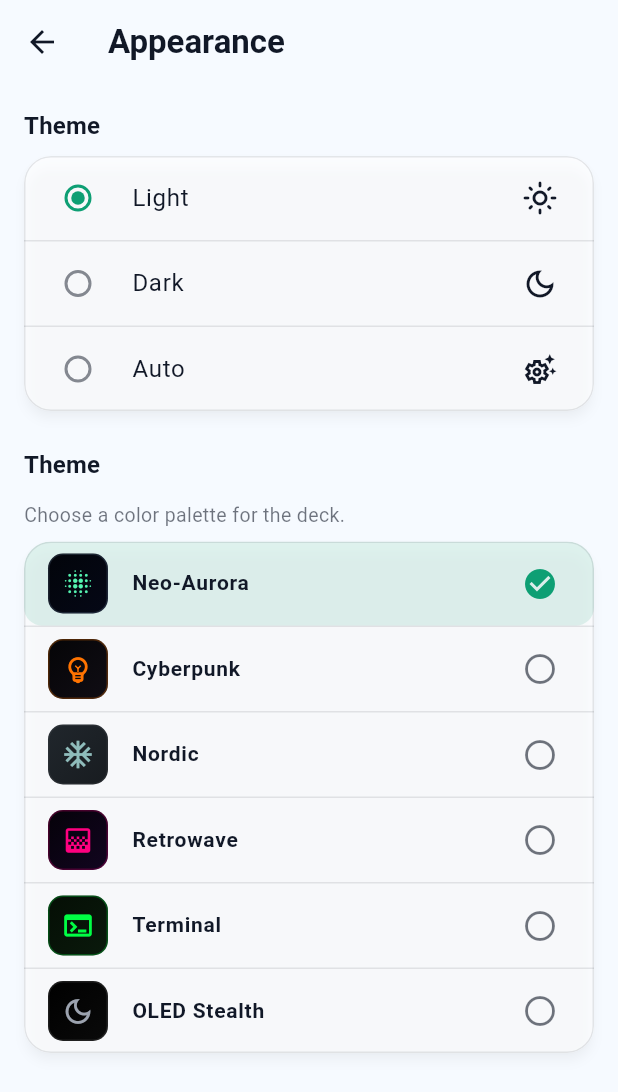
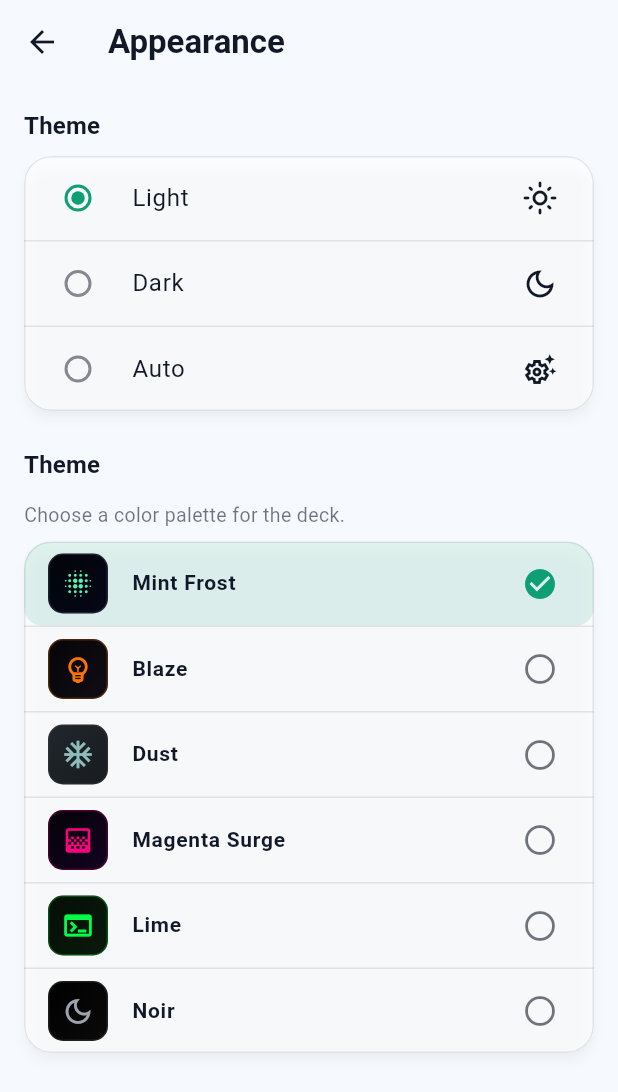
Before and after one commit to patel0320/module_app_flutter, a Flutter app: the AppearanceSettingsScreen screen opened by its route, on a phone screen of 412 x 824 dp. Shown: the top 1092 px of the screen. Run offline on Flutter 3.47's test engine with Material 3 defaults, Android fonts, the phone set to English and light mode, and no system bars; our stand-ins replace flutter_riverpod, shared_preferences; missing offline and left inert: mqtt_client, workmanager; accounts and stored records are empty; generated files the repository leaves out were written again.

Commit message:
theme palettes modification renaming

```diff
--- a/lib/core/theme/app_colors.dart
+++ b/lib/core/theme/app_colors.dart
@@ -16,7 +16,7 @@ class AppColors {
   static const Color controlOff = Color(0xFF333333);
   static const Color controlDim = Color(0xFF00701A);
 
-  // ---- Neo-Aurora "Command Deck" palette (Home screen) ----------------
+  // ---- Mint Frost "Command Deck" palette (Home screen) ----------------
   // Raw hex values copied from the reference stylesheet (styles.css).
 
   // Background gradient: linear-gradient(145deg, #02040a 0%, #07111f 52%, #050816 100%)
--- a/lib/theme/app_theme.dart
+++ b/lib/theme/app_theme.dart
@@ -2,7 +2,7 @@
 //
 // Centralized ThemeData for the whole app (Material 3), driven by the
 // SmartHome multi-theme palette system in theme_palettes.dart. The active
-// palette (aurora/cyberpunk/nordic/retrowave/terminal/stealth) picks the
+// palette (mintFrost/blaze/dust/magentaSurge/lime/noir) picks the
 // primary/secondary/tertiary/background/text tokens, so every screen
 // following Theme.of(context) re-skins when the theme switcher changes.
 //
--- a/lib/theme/theme_palettes.dart
+++ b/lib/theme/theme_palettes.dart
@@ -2,7 +2,7 @@
 //
 // Multi-theme palette system ported from the reference dashboard
 // (E:\work\smart-home-dashboard\public\styles.css).  The token vocabulary is
-// identical to the flagship "Neo-Aurora Command Deck" (`:root` / `body.theme-aurora`):
+// identical to the flagship "Mint Frost Command Deck" (`:root` / `body.theme-aurora`):
 //
 //   --bg-color, --panel-bg, --panel-border, --text-main, --text-muted,
 //   --primary, --primary-glow, --accent-blue, --accent-violet
@@ -17,18 +17,18 @@ import 'package:flutter/material.dart';
 /// Themes available in the Home-screen theme switcher, matching the
 /// dashboard's theme selector.
 enum HomeThemeId {
-  aurora,
-  cyberpunk,
-  nordic,
-  retrowave,
-  terminal,
-  stealth,
+  mintFrost,
+  blaze,
+  dust,
+  magentaSurge,
+  lime,
+  noir,
 }
 
 /// Currently selected Home theme. Kept as a plain [ValueNotifier] so the
 /// theme switcher can flip palettes from anywhere without a new package.
 final ValueNotifier<HomeThemeId> homeThemeIdNotifier =
-    ValueNotifier<HomeThemeId>(HomeThemeId.aurora);
+    ValueNotifier<HomeThemeId>(HomeThemeId.mintFrost);
 
 @immutable
 class HomePalette {
@@ -75,7 +75,7 @@ class HomePalette {
   final IconData icon;
 
   /// Whether the theme uses frosted glass + soft shadows (`--blur`) or flat
-  /// panels (OLED stealth / terminal / nordic).
+  /// panels (noir / lime / dust).
   final bool glass;
   final double radiusLg;
   final double radiusMd;
@@ -118,22 +118,22 @@ class HomePalette {
 abstract final class HomeThemePalettes {
   static const List<HomePalette> all = _all;
   static const List<HomePalette> _all = [
-    _aurora,
-    _cyberpunk,
-    _nordic,
-    _retrowave,
-    _terminal,
-    _stealth,
+    _mintFrost,
+    _blaze,
+    _dust,
+    _magentaSurge,
+    _lime,
+    _noir,
   ];
 
   static HomePalette byId(HomeThemeId id) => all.firstWhere((p) => p.id == id);
 
   // ---------------------------------------------------------------------------
-  // 1. NEO-AURORA COMMAND DECK (flagship) — styles.css :root / theme-aurora
+  // 1. MINT FROST (flagship) — styles.css :root / theme-aurora
   // ---------------------------------------------------------------------------
-  static const HomePalette _aurora = HomePalette(
-    id: HomeThemeId.aurora,
-    name: 'Neo-Aurora',
+  static const HomePalette _mintFrost = HomePalette(
+    id: HomeThemeId.mintFrost,
+    name: 'Mint Frost',
     icon: Icons.blur_on,
     glass: true,
     radiusLg: 28,
@@ -194,11 +194,11 @@ abstract final class HomeThemePalettes {
   );
 
   // ---------------------------------------------------------------------------
-  // 2. CYBERPUNK TACTICAL HUD — styles.css theme-cyberpunk
+  // 2. BLAZE — styles.css theme-cyberpunk
   // ---------------------------------------------------------------------------
-  static const HomePalette _cyberpunk = HomePalette(
-    id: HomeThemeId.cyberpunk,
-    name: 'Cyberpunk',
+  static const HomePalette _blaze = HomePalette(
+    id: HomeThemeId.blaze,
+    name: 'Blaze',
     icon: Icons.emoji_objects_outlined,
     glass: false,
     radiusLg: 0,
@@ -252,11 +252,11 @@ abstract final class HomeThemePalettes {
   );
 
   // ---------------------------------------------------------------------------
-  // 3. COZY NORDIC DARK — styles.css theme-nordic
+  // 3. DUST — styles.css theme-nordic
   // ---------------------------------------------------------------------------
-  static const HomePalette _nordic = HomePalette(
-    id: HomeThemeId.nordic,
-    name: 'Nordic',
+  static const HomePalette _dust = HomePalette(
+    id: HomeThemeId.dust,
+    name: 'Dust',
     icon: Icons.ac_unit,
     glass: false,
     radiusLg: 20,
@@ -309,11 +309,11 @@ abstract final class HomeThemePalettes {
   );
 
   // ---------------------------------------------------------------------------
-  // 4. RETROWAVE LASER SYNTH — styles.css theme-retrowave
+  // 4. MAGENTA SURGE — styles.css theme-retrowave
   // ---------------------------------------------------------------------------
-  static const HomePalette _retrowave = HomePalette(
-    id: HomeThemeId.retrowave,
-    name: 'Retrowave',
+  static const HomePalette _magentaSurge = HomePalette(
+    id: HomeThemeId.magentaSurge,
+    name: 'Magenta Surge',
     icon: Icons.gradient,
     glass: true,
     radiusLg: 16,
@@ -367,11 +367,11 @@ abstract final class HomeThemePalettes {
   );
 
   // ---------------------------------------------------------------------------
-  // 5. TERMINAL CLASSIC — styles.css theme-terminal
+  // 5. LIME — styles.css theme-terminal
   // ---------------------------------------------------------------------------
-  static const HomePalette _terminal = HomePalette(
-    id: HomeThemeId.terminal,
-    name: 'Terminal',
+  static const HomePalette _lime = HomePalette(
+    id: HomeThemeId.lime,
+    name: 'Lime',
     icon: Icons.terminal,
     glass: false,
     radiusLg: 4,
@@ -425,11 +425,11 @@ abstract final class HomeThemePalettes {
   );
 
   // ---------------------------------------------------------------------------
-  // 6. OLED STEALTH — styles.css theme-stealth
+  // 6. NOIR — styles.css theme-stealth
   // ---------------------------------------------------------------------------
-  static const HomePalette _stealth = HomePalette(
-    id: HomeThemeId.stealth,
-    name: 'OLED Stealth',
+  static const HomePalette _noir = HomePalette(
+    id: HomeThemeId.noir,
+    name: 'Noir',
     icon: Icons.dark_mode_outlined,
     glass: false,
     radiusLg: 14,
```
